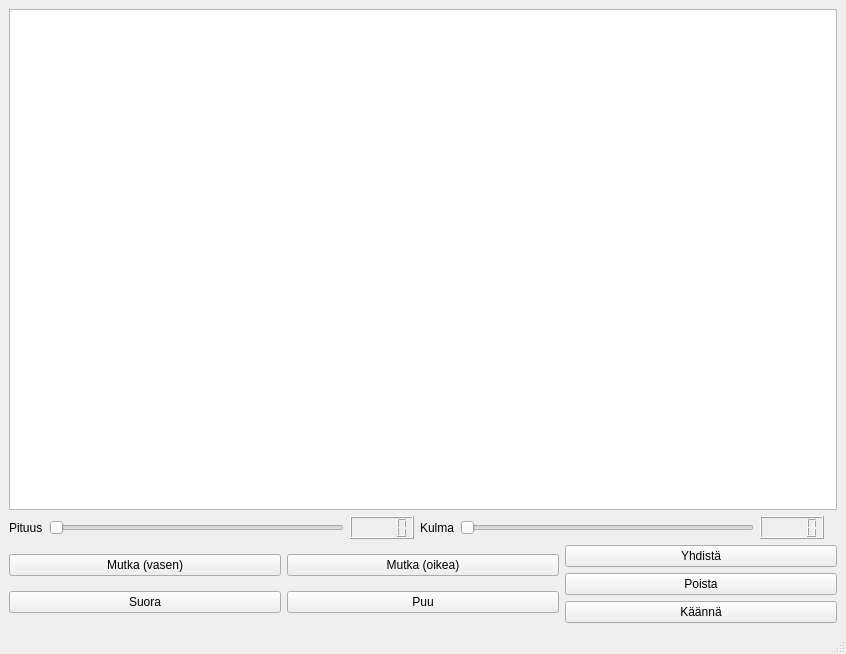
Above: Junarata.ui from OssiGalkin/Pienoisrautatie before the change. Below: the same form after it.
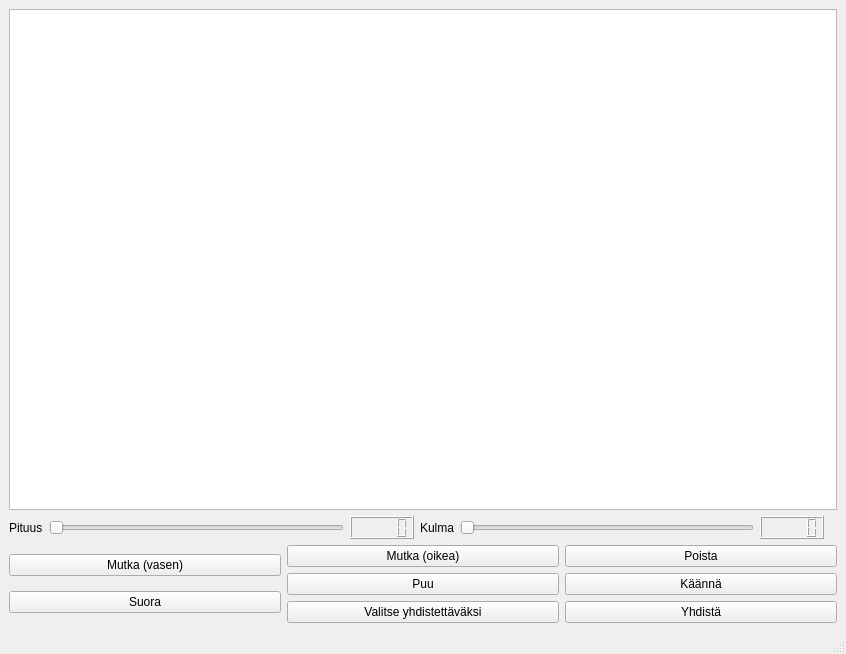
That is the form after the change. Icons and pictures are not drawn.

What changed in the file:
```diff
--- a/Junarata.ui
+++ b/Junarata.ui
@@ -153,10 +153,34 @@
             </property>
            </widget>
           </item>
+          <item>
+           <widget class="QPushButton" name="BtnValitseYhdistettavaksi">
+            <property name="text">
+             <string>Valitse yhdistettäväksi</string>
+            </property>
+           </widget>
+          </item>
          </layout>
         </item>
         <item>
          <layout class="QVBoxLayout" name="verticalLayout_5">
+          <item>
+           <widget class="QPushButton" name="BtnPoista">
+            <property name="cursor">
+             <cursorShape>PointingHandCursor</cursorShape>
+            </property>
+            <property name="text">
+             <string>Poista</string>
+            </property>
+           </widget>
+          </item>
+          <item>
+           <widget class="QPushButton" name="BtnKaanna">
+            <property name="text">
+             <string>Käännä</string>
+            </property>
+           </widget>
+          </item>
           <item>
            <widget class="QPushButton" name="BtnYhdista">
             <property name="cursor">
@@ -176,23 +200,6 @@
             </property>
            </widget>
           </item>
-          <item>
-           <widget class="QPushButton" name="BtnPoista">
-            <property name="cursor">
-             <cursorShape>PointingHandCursor</cursorShape>
-            </property>
-            <property name="text">
-             <string>Poista</string>
-            </property>
-           </widget>
-          </item>
-          <item>
-           <widget class="QPushButton" name="BtnKaanna">
-            <property name="text">
-             <string>Käännä</string>
-            </property>
-           </widget>
-          </item>
          </layout>
         </item>
        </layout>
```
